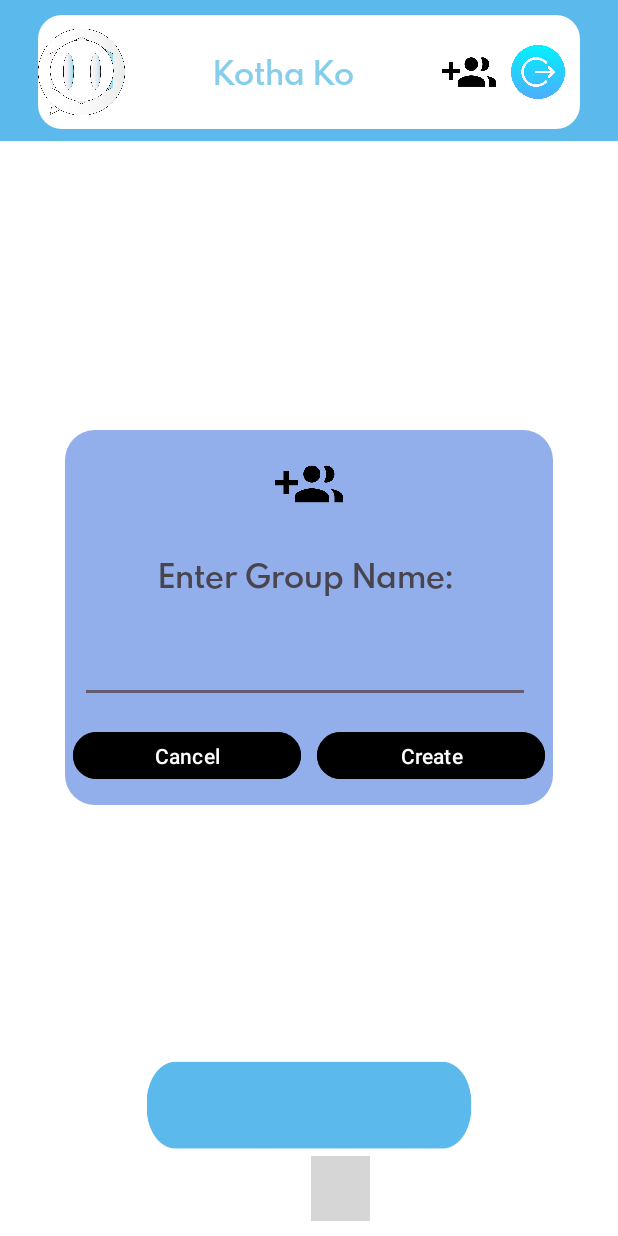
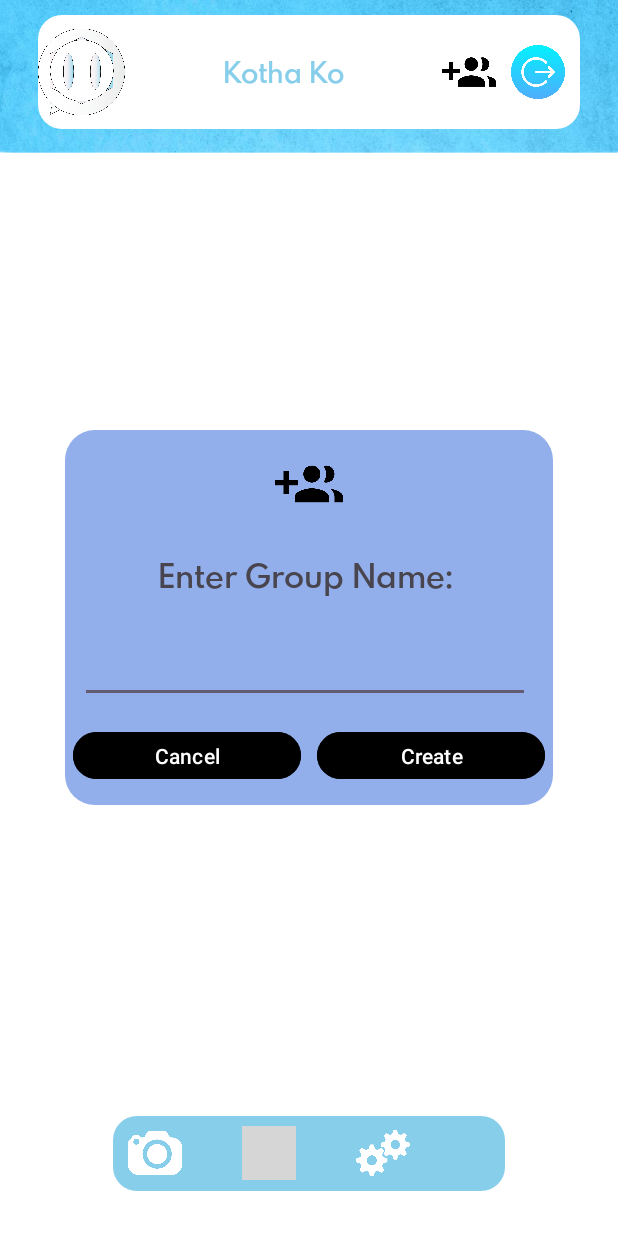
Before and after one commit to safa-jsk/Kotha-Ko, an Android app: the screen it shows after launch once a user with an empty profile is signed in (MainActivity), after a tap on "Create New Group", on a phone screen of 412 x 824 dp. Run offline under Robolectric (Android 15) with nearby library versions, the phone set to English and light mode, and no system bars; our stand-ins replace CircleImageView, Firebase (no records; nobody signed in at launch, a user with empty details on screens opened directly), Picasso; pictures from the network do not load; grey boxes are pictures that could not be loaded.

Commit message:
Main Screen Menu layout fixed as Linear Layout

```diff
--- /dev/null
+++ b/app/src/main/res/drawable/blue_background.xml
@@ -0,0 +1,6 @@
+<?xml version="1.0" encoding="utf-8"?>
+<shape
+    xmlns:android="http://schemas.android.com/apk/res/android">
+    <solid android:color="#87CEEB"/>
+    <corners android:radius="16sp"/>
+</shape>
--- a/app/src/main/res/layout/activity_main.xml
+++ b/app/src/main/res/layout/activity_main.xml
@@ -7,7 +7,7 @@
     android:layout_width="match_parent"
     android:layout_height="match_parent"
     android:scrollbars="vertical"
-    android:background="@drawable/main_back_new2"
+    android:background="@drawable/main_back_new"
     tools:context=".MainActivity">
 
     <LinearLayout
@@ -19,9 +19,8 @@
         android:layout_marginStart="25dp"
         android:layout_marginTop="10dp"
         android:layout_marginEnd="25dp"
-        android:background="@drawable/roundcorner"
+        android:background="@drawable/round_corner"
         android:gravity="start">
-
 
         <ImageView
             android:id="@+id/image_logo"
@@ -42,14 +41,14 @@
             android:layout_width="0dp"
             android:layout_height="wrap_content"
             android:layout_gravity="center"
-            android:layout_marginStart="50sp"
-            android:layout_marginEnd="50sp"
+            android:layout_marginStart="30sp"
+            android:layout_marginEnd="30sp"
             android:layout_weight="1"
             android:fontFamily="@font/spartan_bold"
             android:gravity="center"
             android:text="@string/app_name"
             android:textColor="#87CEEB"
-            android:textSize="20sp"
+            android:textSize="17sp"
             android:textStyle="bold" />
 
         <ImageView
@@ -58,7 +57,7 @@
             android:layout_height="36sp"
             android:layout_gravity="center"
             android:layout_marginEnd="10sp"
-            android:background="@drawable/create_group"
+            android:src="@drawable/create_group"
             android:contentDescription="@string/create_new_group"/>
 
         <ImageView
@@ -67,54 +66,76 @@
             android:layout_height="36sp"
             android:layout_gravity="center"
             android:layout_marginEnd="10sp"
-            android:background="@drawable/logout_blue"
+            android:src="@drawable/logout_blue"
             android:contentDescription="@string/logout_button" />
 
     </LinearLayout>
+
+    <LinearLayout
+        android:id="@+id/recycler_layout"
+        android:layout_width="match_parent"
+        android:layout_height="650sp"
+        android:layout_above="@id/menu"
+        android:layout_below="@+id/toolBar"
+        android:layout_marginTop="30dp"
+        android:layout_marginBottom="10sp">
 
         <androidx.recyclerview.widget.RecyclerView
             android:id="@+id/layout_main_userRecyclerView"
             android:layout_width="match_parent"
             android:layout_height="match_parent"
-        android:layout_below="@id/toolBar"
             android:layout_marginStart="15dp"
-        android:layout_marginTop="25dp"
+            android:layout_marginTop="10dp"
             android:layout_marginEnd="15dp"
-        android:layout_marginBottom="150dp"
+            android:layout_marginBottom="10dp"
             app:layoutManager="androidx.recyclerview.widget.LinearLayoutManager" />
+
+    </LinearLayout>
+
+    <LinearLayout
+        android:id="@+id/menu"
+        android:layout_width="match_parent"
+        android:layout_height="50sp"
+        android:layout_alignParentStart="true"
+        android:layout_alignParentEnd="true"
+        android:layout_alignParentBottom="true"
+        android:layout_marginStart="75dp"
+        android:layout_marginTop="10dp"
+        android:layout_marginEnd="75dp"
+        android:layout_marginBottom="30sp"
+        android:background="@drawable/blue_background">
 
         <ImageView
             android:id="@+id/camera"
             android:layout_width="36dp"
-        android:layout_height="35dp"
-        android:layout_alignParentEnd="true"
-        android:layout_alignParentBottom="true"
-        android:layout_marginEnd="230sp"
-        android:layout_marginBottom="10sp"
+            android:layout_height="36dp"
+            android:layout_gravity="center"
+            android:layout_marginStart="10sp"
+            android:layout_marginEnd="20sp"
             android:contentDescription="@string/camera"
             android:src="@drawable/cam" />
 
         <ImageView
             android:id="@+id/chat"
-        android:layout_width="39dp"
-        android:layout_height="43dp"
-        android:layout_alignParentEnd="true"
-        android:layout_alignParentBottom="true"
-        android:layout_marginEnd="165sp"
-        android:layout_marginBottom="10sp"
+            android:layout_width="36dp"
+            android:layout_height="36dp"
+            android:layout_gravity="center"
+            android:layout_marginStart="20sp"
+            android:layout_marginEnd="20sp"
             android:contentDescription="@string/chat"
             android:src="@drawable/chat1" />
 
         <ImageView
             android:id="@+id/settings"
-        android:layout_width="42dp"
-        android:layout_height="44dp"
-        android:layout_alignParentEnd="true"
-        android:layout_alignParentBottom="true"
-        android:layout_marginEnd="100sp"
-        android:layout_marginBottom="10sp"
+            android:layout_width="36dp"
+            android:layout_height="36dp"
+            android:layout_gravity="center"
+            android:layout_marginStart="20sp"
+            android:layout_marginEnd="10sp"
             android:contentDescription="@string/settings"
             android:src="@drawable/setting1" />
+
+    </LinearLayout>
 
 <!--    <ImageView-->
 <!--        android:id="@+id/image_logo"-->
```
Also changed, not shown: app/src/main/res/drawable/main_back_new.png, app/src/main/res/drawable/round_corner.xml (renamed from app/src/main/res/drawable/roundcorner.xml). Lines whose indentation alone changed are shown as unchanged.
